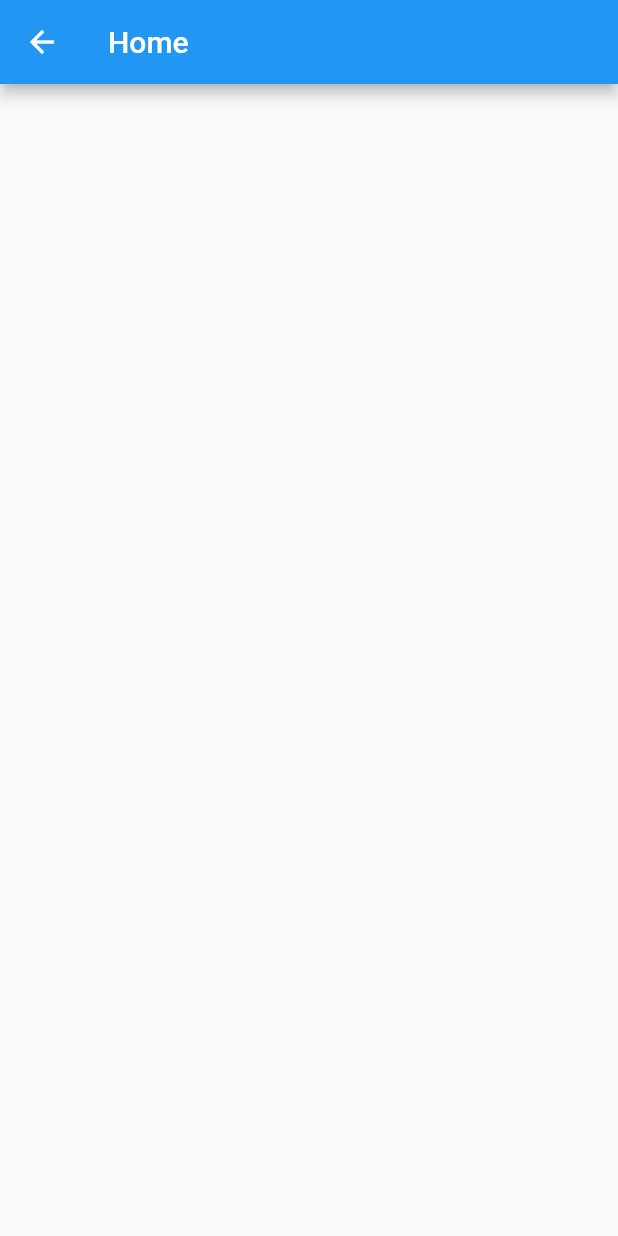
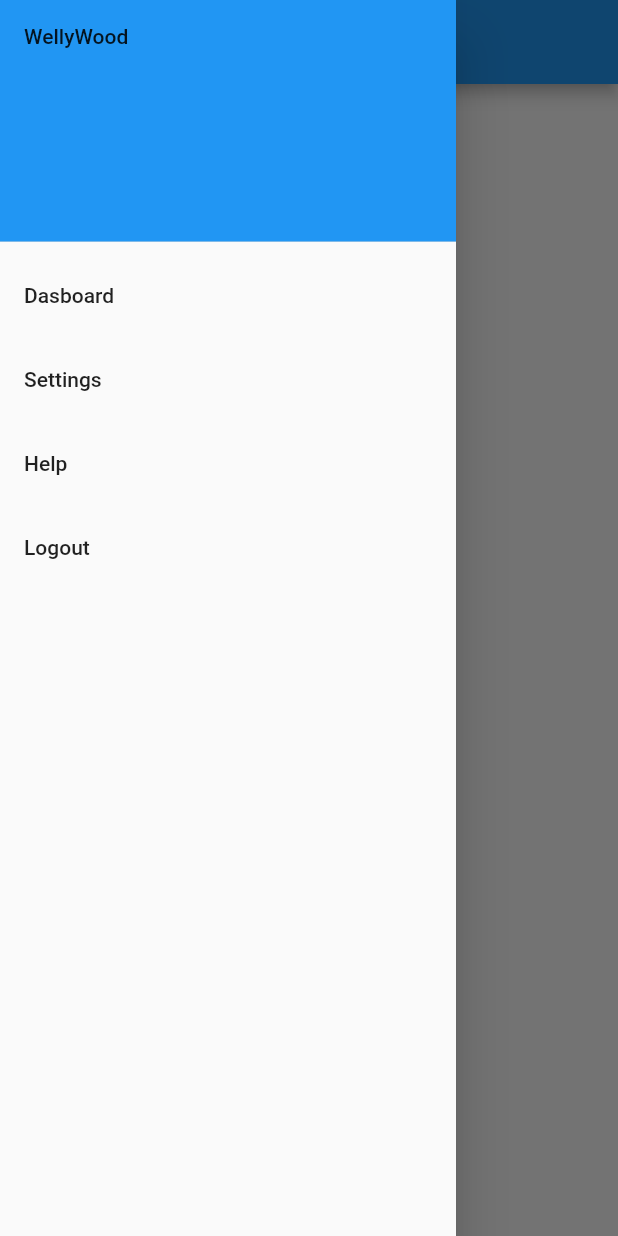
Before and after one commit to kyalbond/wellywood, a Flutter app: the Home screen opened directly, with the side drawer open (before the commit the screen has no drawer), on a phone screen of 412 x 824 dp. Run offline on Flutter 3.47's test engine with Material 2 defaults, Android fonts, the phone set to English and light mode, and no system bars; our stand-ins replace firebase_auth; accounts and stored records are empty.

Commit message:
Setup basic layout of app

```diff
--- /dev/null
+++ b/lib/account_settings/settings.dart
@@ -0,0 +1,17 @@
+import 'package:flutter/material.dart';
+
+class Settings extends StatefulWidget {
+  @override
+  _SettingsState createState() => _SettingsState();
+}
+
+class _SettingsState extends State<Settings> {
+  @override
+  Widget build(BuildContext context) {
+    return Scaffold(
+      appBar: AppBar(
+        title: Text('Settings'),
+      ),
+    );
+  }
+}
--- /dev/null
+++ b/lib/help/help.dart
@@ -0,0 +1,17 @@
+import 'package:flutter/material.dart';
+
+class Help extends StatefulWidget {
+  @override
+  _HelpState createState() => _HelpState();
+}
+
+class _HelpState extends State<Help> {
+  @override
+  Widget build(BuildContext context) {
+    return Scaffold(
+      appBar: AppBar(
+        title: Text('Help'),
+      ),
+    );
+  }
+}
--- a/lib/home/home.dart
+++ b/lib/home/home.dart
@@ -1,4 +1,6 @@
 import 'package:flutter/material.dart';
+import 'package:wellywood/account_settings/settings.dart';
+import 'package:wellywood/help/help.dart';
 
 class Home extends StatefulWidget {
   @override
@@ -9,8 +11,48 @@ class _HomeState extends State<Home> {
   @override
   Widget build(BuildContext context) {
     return Scaffold(
-      appBar: AppBar(
-        title: Text('Home'))
-    );
+        appBar: AppBar(
+          title: Text('Dashboard'),
+        ),
+        drawer: Drawer(
+          child: ListView(
+            padding: EdgeInsets.zero,
+            children: <Widget>[
+              DrawerHeader(
+                child: Text('WellyWood'),
+                decoration: BoxDecoration(
+                  color: Colors.blue,
+                ),
+              ),
+              ListTile(
+                title: Text('Dasboard'),
+                onTap: () {
+                  Navigator.pop(context);
+                },
+              ),
+              ListTile(
+                title: Text('Settings'),
+                onTap: () {
+                  Navigator.push(context,
+                      MaterialPageRoute(builder: (context) => Settings()));
+                },
+              ),
+              ListTile(
+                title: Text('Help'),
+                onTap: () {
+                  Navigator.push(context,
+                      MaterialPageRoute(builder: (context) => Help()));
+                },
+              ),
+              ListTile(
+                title: Text('Logout'),
+                onTap: () {
+                  // Update the state of the app.
+                  // ...
+                },
+              ),
+            ],
+          ),
+        ));
   }
 }
```
